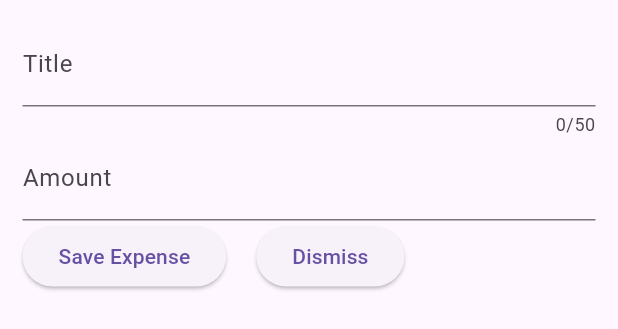
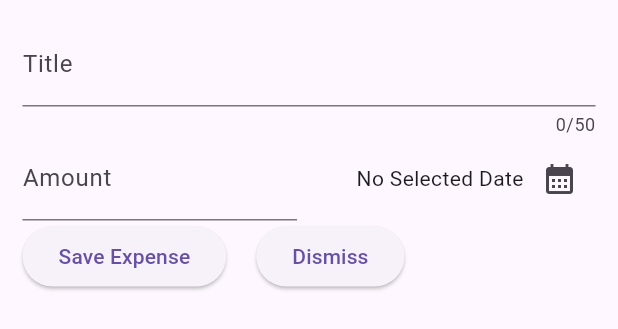
Before and after one commit to MicheleAbategiovanni/expense_tacker-flutter, a Flutter app: the NewExpense widget shown alone on an empty page, opened directly, on a phone screen of 412 x 824 dp. Shown: the top 329 px of the screen. Run offline on Flutter 3.47's test engine with Material 2 defaults, Android fonts, the phone set to English and light mode, and no system bars.

Commit message:
add formatting date in it_IT time add datepicker in modal new expense

```diff
--- a/lib/models/expense.dart
+++ b/lib/models/expense.dart
@@ -5,7 +5,7 @@
 // Uuid libreria esterna per creare degli ID
 const uuid = Uuid();
 
-final formatter = DateFormat.yMd();
+final formatter = DateFormat.yMd('it_IT');
 
 // un insieme ben definito di costanti
 enum Category { food, travel, leisure, work }
--- a/lib/widgets/new_expense.dart
+++ b/lib/widgets/new_expense.dart
@@ -1,3 +1,4 @@
+import 'package:expense_tacker/models/expense.dart';
 import 'package:flutter/material.dart';
 
 class NewExpense extends StatefulWidget {
@@ -18,6 +19,22 @@
 
   final _titleController = TextEditingController();
   final _amountController = TextEditingController();
+  DateTime? _selectedDate;
+
+  void _datePicker() async {
+    final now = DateTime.now();
+    final firstDate = DateTime(now.year - 1, now.month, now.day);
+
+    final pickedDate = await showDatePicker(
+        context: context,
+        initialDate: now,
+        firstDate: firstDate,
+        lastDate: now);
+
+    setState(() {
+      _selectedDate = pickedDate;
+    });
+  }
 
   @override
   void dispose() {
@@ -47,11 +64,32 @@
             maxLength: 50,
             decoration: const InputDecoration(label: Text('Title')),
           ),
-          TextField(
-            controller: _amountController,
-            keyboardType: TextInputType.number,
-            decoration:
-                const InputDecoration(prefixText: '€', label: Text('Amount')),
+          Row(
+            children: [
+              Expanded(
+                child: TextField(
+                  controller: _amountController,
+                  keyboardType: TextInputType.number,
+                  decoration: const InputDecoration(
+                      prefixText: '€', label: Text('Amount')),
+                ),
+              ),
+              const SizedBox(width: 16),
+              Expanded(
+                child: Row(
+                  mainAxisAlignment: MainAxisAlignment.end,
+                  crossAxisAlignment: CrossAxisAlignment.center,
+                  children: [
+                    Text(_selectedDate == null
+                        ? 'No Selected Date'
+                        : formatter.format(_selectedDate!)),
+                    IconButton(
+                        onPressed: _datePicker,
+                        icon: const Icon(Icons.calendar_month)),
+                  ],
+                ),
+              )
+            ],
           ),
           Row(
             children: [
```
Also changed, not shown: lib/main.dart (+9 -6 lines).
